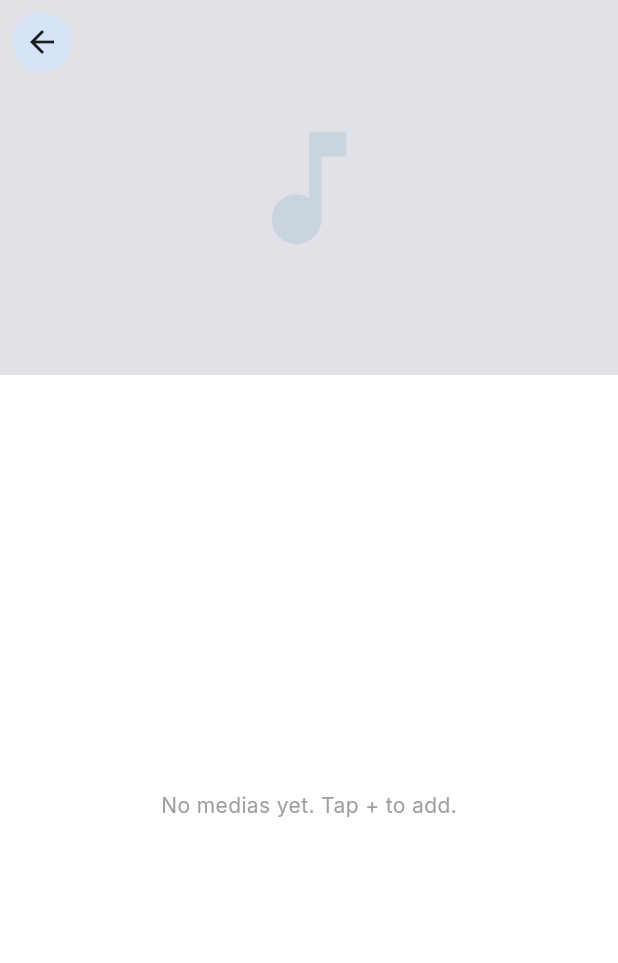
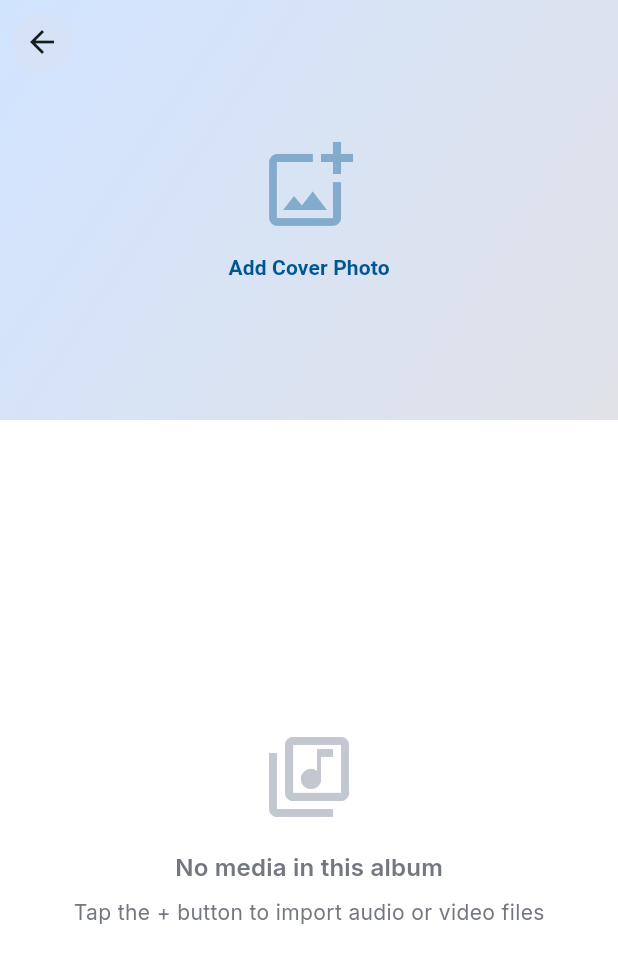
Before and after one commit to pangyulei/Mockingbird, a Flutter app: the AlbumDetailScreen widget shown alone on an empty page, opened directly with empty values, on a phone screen of 412 x 824 dp. Shown: the top 963 px of the screen. Run offline on Flutter 3.47's test engine with Material 3 defaults, Android fonts, the light colour scheme and no system bars; our stand-ins replace equatable, file_picker, go_router, google_fonts, image_picker, marquee and 3 more; generated files the repository leaves out were written again.

Commit message:
feature: album detail page can add cover

```diff
--- a/lib/db/db_album.dart
+++ b/lib/db/db_album.dart
@@ -6,11 +6,12 @@ import 'package:path/path.dart' as p;
 import 'package:path_provider/path_provider.dart';
 
 import '../model/media.dart';
+import '../model/sentence.dart';
 import '../model/subtitle.dart';
-import '../model/sentence.dart';
 
 class DBAlbum {
   final Store _store;
+
   DBAlbum(this._store);
 
   Future<Directory> get _coversDir async {
@@ -24,11 +25,15 @@ class DBAlbum {
       await coversDir.create(recursive: true);
     }
     // Generate a unique filename using timestamp and original extension
-    final String fileName = '${DateTime.now().millisecondsSinceEpoch}';
+    final String fileName =
+        '${DateTime.now().millisecondsSinceEpoch}';
     return p.join(coversDir.path, fileName);
   }
 
-  Future<Album?> create({required String name, File? cover}) async {
+  Future<Album?> create({
+    required String name,
+    File? cover,
+  }) async {
     //校验 name
     final trimmedName = name.trim();
     if (trimmedName.isEmpty) {
@@ -69,24 +74,31 @@ class DBAlbum {
   /*
   cover = null means you want to remove cover
    */
-  Future<Album> update(Album album, String name, File? cover) async {
-    Album updateAlbum = album.copyWith();
+  Future<Album> update(
+    Album album,
+    String name,
+    File? cover,
+  ) async {
+    Album newAlbum = album.copyWith();
     final trimmedName = name.trim();
     if (trimmedName.isNotEmpty) {
-      updateAlbum = updateAlbum.copyWith(name: trimmedName);
+      newAlbum = newAlbum.copyWith(name: trimmedName);
     }
     if (cover == null) {
       //remove cover
-      updateAlbum = await _removeCoverFile(updateAlbum);
+      newAlbum = await _removeCoverFile(newAlbum);
     } else if (cover.path != album.cover) {
       //replace old cover to new cover
-      updateAlbum = await _removeCoverFile(updateAlbum);
+      newAlbum = await _removeCoverFile(newAlbum);
       final coverPath = await _newCoverPath;
       await cover.copy(coverPath);
-      updateAlbum = updateAlbum.copyWith(cover: () => coverPath);
+      newAlbum = newAlbum.copyWith(cover: () => coverPath);
     }
-    if (updateAlbum.cover != album.cover || updateAlbum.name != album.name) {
-      return await _store.box<Album>().putAndGetAsync(updateAlbum);
+    if (newAlbum.cover != album.cover ||
+        newAlbum.name != album.name) {
+      return await _store.box<Album>().putAndGetAsync(
+        newAlbum,
+      );
     } else {
       return album;
     }
@@ -119,11 +131,17 @@ class DBAlbum {
     return await _store.box<Album>().getAsync(id);
   }
 
-  Future<(Album, Album)> swapSortOrder(Album aAlbum, Album bAlbum) async {
+  Future<(Album, Album)> swapSortOrder(
+    Album aAlbum,
+    Album bAlbum,
+  ) async {
     final aSortOrder = aAlbum.sortOrder;
     aAlbum = aAlbum.copyWith(sortOrder: bAlbum.sortOrder);
     bAlbum = bAlbum.copyWith(sortOrder: aSortOrder);
-    await _store.box<Album>().putManyAsync([aAlbum, bAlbum]);
+    await _store.box<Album>().putManyAsync([
+      aAlbum,
+      bAlbum,
+    ]);
     return (aAlbum, bAlbum);
   }
 
@@ -148,7 +166,9 @@ class DBAlbum {
       final medias = mediaBox
           .getAll()
           .map((m) {
-            m.albums.removeWhere((a) => albumIdsSet.contains(a.id));
+            m.albums.removeWhere(
+              (a) => albumIdsSet.contains(a.id),
+            );
             return m;
           })
           .where((m) => m.albums.isEmpty)
@@ -158,17 +178,21 @@ class DBAlbum {
           .map((m) => m.subtitles)
           .expand((e) => e)
           .toList();
-      final subtitleIds = subtitles.map((s) => s.id).toList();
+      final subtitleIds = subtitles
+          .map((s) => s.id)
+          .toList();
       final sentences = subtitles
           .map((st) => st.sentences)
           .expand((e) => e)
           .toList();
-      final sentenceIds = sentences.map((s) => s.id).toList();
+      final sentenceIds = sentences
+          .map((s) => s.id)
+          .toList();
       albumBox.removeMany(albumIds);
       mediaBox.removeMany(mediaIds);
       subtitleBox.removeMany(subtitleIds);
       sentenceBox.removeMany(sentenceIds);
-    }, [for(final a in albums) a.id]);
+    }, [for (final a in albums) a.id]);
 
     // Delete cover files for removed playlists
     final uselessCovers = albums
--- a/lib/tab_albums/album_detail/album_detail_ui.dart
+++ b/lib/tab_albums/album_detail/album_detail_ui.dart
@@ -5,6 +5,7 @@ import 'package:mockingbird/tab_albums/media_card/media_card_ui.dart';
 abstract interface class AlbumDetailUIOutputITF
     implements MediaCardUIOutputITF {
   void albumDetail_onImport();
+  void albumDetail_onPickCover();
 }
 
 class AlbumDetailUI extends StatelessWidget {
@@ -25,16 +26,38 @@ class AlbumDetailUI extends StatelessWidget {
   }
 
   Widget _page(BuildContext ctx) {
+    final theme = Theme.of(ctx);
     return Scaffold(
       body: CustomScrollView(
         slivers: [
           _sliverAppBar(ctx),
           if (_state.mediaStates.isEmpty)
-            const SliverFillRemaining(
+            SliverFillRemaining(
+              hasScrollBody: false,
               child: Center(
-                child: Text(
-                  'No medias yet. Tap + to add.',
-                  style: TextStyle(color: Colors.grey),
+                child: Column(
+                  mainAxisSize: MainAxisSize.min,
+                  children: [
+                    Icon(
+                      Icons.library_music_outlined,
+                      size: 64,
+                      color: theme.colorScheme.outlineVariant,
+                    ),
+                    const SizedBox(height: 16),
+                    Text(
+                      'No media in this album',
+                      style: theme.textTheme.titleMedium?.copyWith(
+                        color: theme.colorScheme.outline,
+                      ),
+                    ),
+                    const SizedBox(height: 8),
+                    Text(
+                      'Tap the + button to import audio or video files',
+                      style: theme.textTheme.bodyMedium?.copyWith(
+                        color: theme.colorScheme.outline,
+                      ),
+                    ),
+                  ],
                 ),
               ),
             )
@@ -54,20 +77,33 @@ class AlbumDetailUI extends StatelessWidget {
   }
 
   Widget _sliverAppBar(BuildContext context) {
+    final theme = Theme.of(context);
+    final colorScheme = theme.colorScheme;
+
     return SliverAppBar(
-      expandedHeight: 250,
+      expandedHeight: 280,
       pinned: true,
       elevation: 0,
+      backgroundColor: colorScheme.surface,
       flexibleSpace: FlexibleSpaceBar(
+        titlePadding: const EdgeInsetsDirectional.only(
+          start: 56,
+          bottom: 16,
+        ),
         title: Text(
           _state.name,
           style: TextStyle(
             color: _state.cover != null
                 ? Colors.white
-                : Theme.of(context).colorScheme.onSurface,
+                : colorScheme.onSurface,
             fontWeight: FontWeight.bold,
             shadows: _state.cover != null
-                ? [const Shadow(color: Colors.black, blurRadius: 4)]
+                ? [
+                    Shadow(
+                      color: Colors.black.withValues(alpha: 0.5),
+                      blurRadius: 8,
+                    ),
+                  ]
                 : null,
           ),
         ),
@@ -78,13 +114,38 @@ class AlbumDetailUI extends StatelessWidget {
               Image.file(_state.cover!, fit: BoxFit.cover)
             else
               Container(
-                color: Theme.of(context).colorScheme.surfaceContainerHighest,
-                child: Icon(
-                  Icons.music_note,
-                  size: 100,
-                  color: Theme.of(
-                    context,
-                  ).colorScheme.primary.withValues(alpha: 0.1),
+                decoration: BoxDecoration(
+                  gradient: LinearGradient(
+                    begin: Alignment.topLeft,
+                    end: Alignment.bottomRight,
+                    colors: [
+                      colorScheme.primaryContainer,
+                      colorScheme.surfaceContainerHighest,
+                    ],
+                  ),
+                ),
+                child: InkWell(
+                  onTap: _logic.albumDetail_onPickCover,
+                  child: Center(
+                    child: Column(
+                      mainAxisSize: MainAxisSize.min,
+                      children: [
+                        Icon(
+                          Icons.add_photo_alternate_outlined,
+                          size: 64,
+                          color: colorScheme.primary.withValues(alpha: 0.4),
+                        ),
+                        const SizedBox(height: 12),
+                        Text(
+                          'Add Cover Photo',
+                          style: theme.textTheme.labelLarge?.copyWith(
+                            color: colorScheme.primary,
+                            fontWeight: FontWeight.w600,
+                          ),
+                        ),
+                      ],
+                    ),
+                  ),
                 ),
               ),
             if (_state.cover != null)
@@ -93,24 +154,48 @@ class AlbumDetailUI extends StatelessWidget {
                   gradient: LinearGradient(
                     begin: Alignment.topCenter,
                     end: Alignment.bottomCenter,
-                    colors: [Colors.transparent, Colors.black54],
+                    stops: [0.0, 0.3, 0.7, 1.0],
+                    colors: [
+                      Colors.black38,
+                      Colors.transparent,
+                      Colors.transparent,
+                      Colors.black87,
+                    ],
                   ),
+                ),
+              ),
+            // "Change Cover" floating button when cover exists
+            if (_state.cover != null)
+              Positioned(
+                right: 16,
+                bottom: 16,
+                child: FloatingActionButton.small(
+                  heroTag: 'change_cover_fab',
+                  onPressed: _logic.albumDetail_onPickCover,
+                  backgroundColor: Colors.white.withValues(alpha: 0.9),
+                  foregroundColor: colorScheme.primary,
+                  child: const Icon(Icons.edit_outlined),
                 ),
               ),
           ],
         ),
       ),
-      actionsPadding: const EdgeInsets.only(right: 10),
-      leading: IconButton.filledTonal(
-        onPressed: () => Navigator.pop(context),
-        icon: const Icon(Icons.arrow_back),
+      leading: Padding(
+        padding: const EdgeInsets.all(8.0),
+        child: IconButton.filledTonal(
+          onPressed: () => Navigator.pop(context),
+          icon: const Icon(Icons.arrow_back),
+        ),
       ),
       actions: [
-        // const Spacer(flex: 12,),
         if (_state.showImport)
-          IconButton.filledTonal(
-            icon: const Icon(Icons.download),
-            onPressed: _logic.albumDetail_onImport,
+          Padding(
+            padding: const EdgeInsets.only(right: 8.0),
+            child: IconButton.filledTonal(
+              icon: const Icon(Icons.add_rounded),
+              onPressed: _logic.albumDetail_onImport,
+              tooltip: 'Add Media',
+            ),
           ),
       ],
     );
```
Also changed, not shown: lib/tab_albums/album_detail/album_detail_screen.dart (+79 -19 lines).
